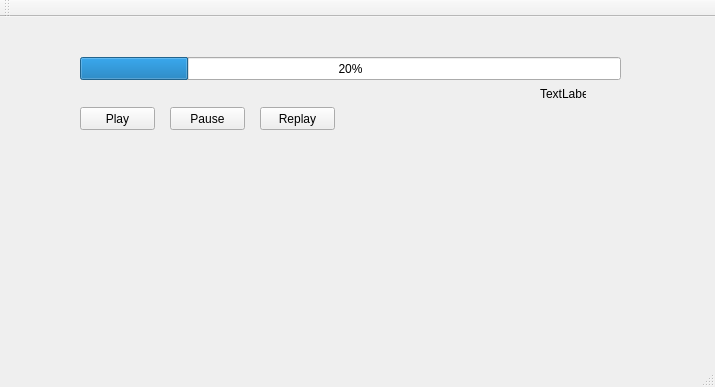
First picture: the form in mainwindow.ui, repository fengzhang2011/readafterme, before the edit.
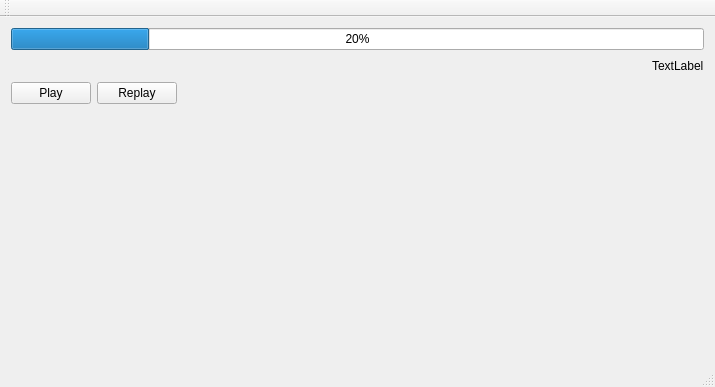
Second picture: the form after the edit.

```diff
--- a/mainwindow.ui
+++ b/mainwindow.ui
@@ -14,71 +14,87 @@
    <string>MainWindow</string>
   </property>
   <widget class="QWidget" name="centralWidget">
-   <widget class="QPushButton" name="pushButtonPlay">
-    <property name="geometry">
-     <rect>
-      <x>80</x>
-      <y>90</y>
-      <width>75</width>
-      <height>23</height>
-     </rect>
-    </property>
-    <property name="text">
-     <string>Play</string>
-    </property>
-   </widget>
-   <widget class="QPushButton" name="pushButtonPause">
-    <property name="geometry">
-     <rect>
-      <x>170</x>
-      <y>90</y>
-      <width>75</width>
-      <height>23</height>
-     </rect>
-    </property>
-    <property name="text">
-     <string>Pause</string>
-    </property>
-   </widget>
-   <widget class="QPushButton" name="pushButtonReplay">
-    <property name="geometry">
-     <rect>
-      <x>260</x>
-      <y>90</y>
-      <width>75</width>
-      <height>23</height>
-     </rect>
-    </property>
-    <property name="text">
-     <string>Replay</string>
-    </property>
-   </widget>
-   <widget class="QProgressBar" name="progressBar">
-    <property name="geometry">
-     <rect>
-      <x>80</x>
-      <y>40</y>
-      <width>541</width>
-      <height>23</height>
-     </rect>
-    </property>
-    <property name="value">
-     <number>20</number>
-    </property>
-   </widget>
-   <widget class="QLabel" name="labelTimestamp">
-    <property name="geometry">
-     <rect>
-      <x>540</x>
-      <y>70</y>
-      <width>46</width>
-      <height>13</height>
-     </rect>
-    </property>
-    <property name="text">
-     <string>TextLabel</string>
-    </property>
-   </widget>
+   <layout class="QVBoxLayout" name="verticalLayout_2">
+    <item>
+     <layout class="QVBoxLayout" name="verticalLayout">
+      <item>
+       <widget class="QProgressBar" name="progressBar">
+        <property name="value">
+         <number>20</number>
+        </property>
+       </widget>
+      </item>
+      <item>
+       <layout class="QHBoxLayout" name="horizontalLayout">
+        <item>
+         <spacer name="horizontalSpacer">
+          <property name="orientation">
+           <enum>Qt::Horizontal</enum>
+          </property>
+          <property name="sizeHint" stdset="0">
+           <size>
+            <width>40</width>
+            <height>20</height>
+           </size>
+          </property>
+         </spacer>
+        </item>
+        <item>
+         <widget class="QLabel" name="labelTimestamp">
+          <property name="text">
+           <string>TextLabel</string>
+          </property>
+         </widget>
+        </item>
+       </layout>
+      </item>
+     </layout>
+    </item>
+    <item>
+     <layout class="QHBoxLayout" name="horizontalLayout_2">
+      <item>
+       <widget class="QPushButton" name="pushButtonPlay">
+        <property name="text">
+         <string>Play</string>
+        </property>
+       </widget>
+      </item>
+      <item>
+       <widget class="QPushButton" name="pushButtonReplay">
+        <property name="text">
+         <string>Replay</string>
+        </property>
+       </widget>
+      </item>
+      <item>
+       <spacer name="horizontalSpacer_2">
+        <property name="orientation">
+         <enum>Qt::Horizontal</enum>
+        </property>
+        <property name="sizeHint" stdset="0">
+         <size>
+          <width>40</width>
+          <height>20</height>
+         </size>
+        </property>
+       </spacer>
+      </item>
+     </layout>
+    </item>
+    <item>
+     <spacer name="verticalSpacer">
+      <property name="orientation">
+       <enum>Qt::Vertical</enum>
+      </property>
+      <property name="sizeHint" stdset="0">
+       <size>
+        <width>20</width>
+        <height>40</height>
+       </size>
+      </property>
+     </spacer>
+    </item>
+   </layout>
   </widget>
   <widget class="QMenuBar" name="menuBar">
    <property name="geometry">
```
Left out of the diff: 2 changed lines with no effect on the pictures.
